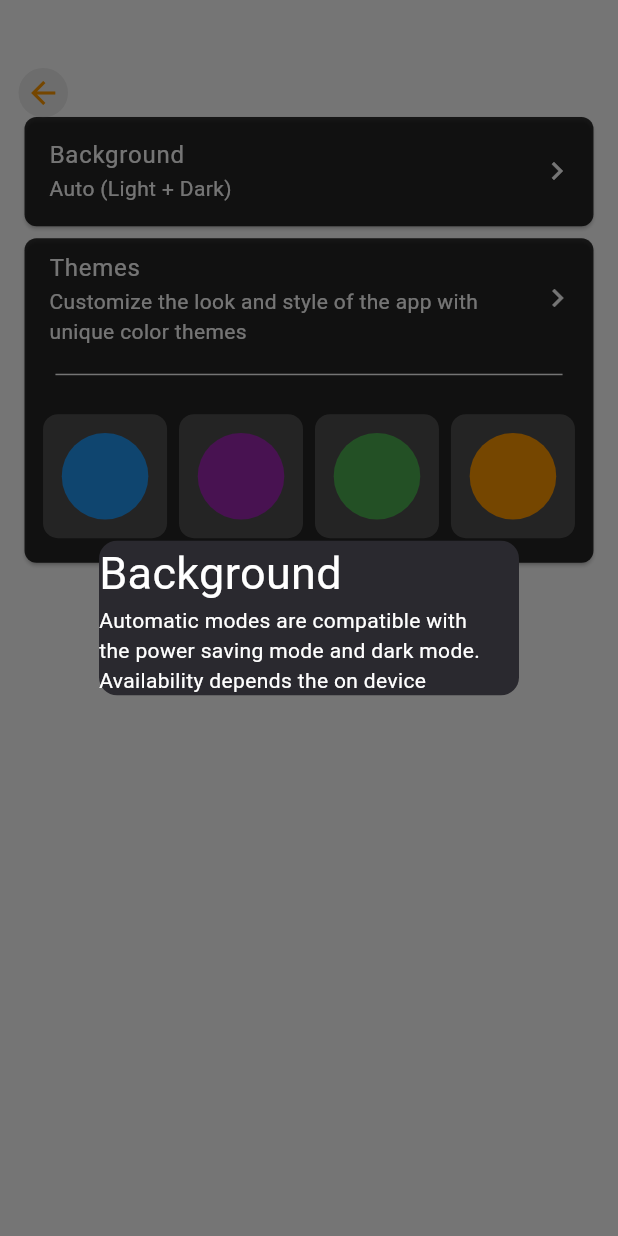
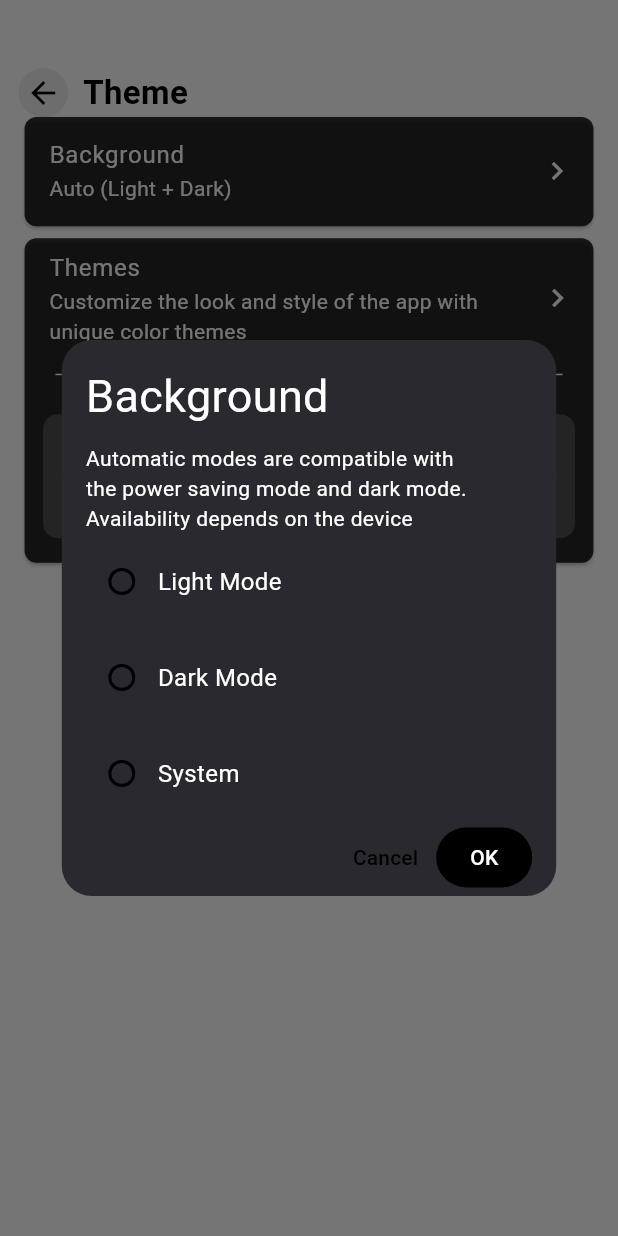
Before and after one commit to DevWahabBaloch/multi_theme_getx, a Flutter app: the screen it shows after launch, after a tap on "Background", on a phone screen of 412 x 824 dp. Run offline on Flutter 3.47's test engine with Material 3 defaults, Android fonts, the light colour scheme and no system bars; our stand-ins replace get, shared_preferences.

Commit message:
Dialog issue resolved

```diff
--- a/lib/core/theme/light_theme.dart
+++ b/lib/core/theme/light_theme.dart
@@ -3,9 +3,9 @@ import 'package:flutter/material.dart';
 final ThemeData lightTheme = ThemeData(
   useMaterial3: true,
   colorScheme: const ColorScheme.light(
-    primary: Colors.orange,
-    onPrimary: Colors.white,
-    secondary: Colors.orange,
+    primary: Colors.black,
+    onPrimary: Colors.black,
+    secondary: Colors.black,
     surface: Colors.white,
   ),
   appBarTheme: const AppBarTheme(backgroundColor: Colors.orange, titleTextStyle: TextStyle(color: Colors.white, fontSize: 20)),
--- a/lib/core/widgets/my_app_bar.dart
+++ b/lib/core/widgets/my_app_bar.dart
@@ -1,4 +1,6 @@
 import 'package:flutter/material.dart';
+import 'package:get/get.dart';
+import 'package:get/get_core/src/get_main.dart';
 
 class MyAppBar extends StatelessWidget implements PreferredSizeWidget {
   final Widget _child;
@@ -47,7 +49,7 @@ class _AppBar extends StatelessWidget implements PreferredSizeWidget {
                     child: Center(
                       child: IconButton(
                         icon: Icon(Icons.arrow_back, color: Theme.of(context).colorScheme.secondary),
-                        onPressed: () => Navigator.pop(context),
+                        onPressed: () => Get.back(),
                         padding: EdgeInsets.zero,
                       ),
                     ),
--- a/lib/features/theme_selection/presentation/controllers/radio_button_controller.dart
+++ b/lib/features/theme_selection/presentation/controllers/radio_button_controller.dart
@@ -1,10 +1,20 @@
 import 'package:get/get.dart';
+import 'package:multi_theme_getx/features/theme_selection/presentation/controllers/theme_controller.dart';
 
 class RadioButtonController extends GetxController {
-  String _themeType = 'light_mode';
-  String get themeType => _themeType;
+  String? _themeType;
+  String? get themeType => _themeType;
+  final ThemesController _themesController = Get.find<ThemesController>();
   void setThemeType(String type) {
     _themeType = type;
     update();
+
+    if (type == 'light') {
+      _themesController.setLightTheme();
+    } else if (type == 'dark') {
+      _themesController.setDarkTheme();
+    } else {
+      _themesController.setSystemTheme();
+    }
   }
 }
--- a/lib/features/theme_selection/presentation/controllers/theme_controller.dart
+++ b/lib/features/theme_selection/presentation/controllers/theme_controller.dart
@@ -1,7 +1,6 @@
 import 'dart:developer';
 import 'package:flutter/material.dart';
-import 'package:get/get_rx/get_rx.dart';
-import 'package:get/get_state_manager/src/simple/get_controllers.dart';
+import 'package:get/get.dart';
 import 'package:multi_theme_getx/core/theme/theme.dart';
 import 'package:shared_preferences/shared_preferences.dart';
 
@@ -10,6 +9,7 @@ class ThemesController extends GetxController {
   late SharedPreferences _prefs;
 
   var currentTheme = AppThemes.lightMode.obs;
+  var themeMode = ThemeMode.light.obs;
 
   @override
   void onInit() async {
@@ -27,62 +27,73 @@ class ThemesController extends GetxController {
     final savedThemeName = _prefs.getString(_themeKey) ?? 'light';
     switch (savedThemeName) {
       case 'light':
-        currentTheme.value = AppThemes.lightMode;
+        setLightTheme();
         break;
       case 'dark':
-        currentTheme.value = AppThemes.darkMode;
+        setDarkTheme();
         break;
       case 'purple':
-        currentTheme.value = AppThemes.purpleMode;
+        setPurpleTheme();
         break;
       case 'green':
-        currentTheme.value = AppThemes.greenMode;
+        setGreenTheme();
         break;
       case 'orange':
-        currentTheme.value = AppThemes.orangeMode;
+        setOrangeTheme();
         break;
       case 'blue':
-        currentTheme.value = AppThemes.blueMode;
+        setBlueTheme();
+        break;
+      case 'system':
+        setSystemTheme();
         break;
       default:
-        currentTheme.value = AppThemes.lightMode;
+        setLightTheme();
     }
   }
 
   void setTheme(String themeName, ThemeData themeData) {
     currentTheme.value = themeData;
-    log('Selected Theme Data: $themeData');
+    themeMode.value = ThemeMode.light;
     _saveThemeToPrefs(themeName);
+
+    Get.changeTheme(themeData);
+
     log('Theme changed to: $themeName');
   }
 
   void setLightTheme() {
     setTheme('light', AppThemes.lightMode);
-    log('Light theme Selected');
+    themeMode.value = ThemeMode.light;
   }
 
   void setDarkTheme() {
     setTheme('dark', AppThemes.darkMode);
-    log('Light theme Selected');
+    themeMode.value = ThemeMode.dark;
   }
 
   void setPurpleTheme() {
     setTheme('purple', AppThemes.purpleMode);
-    log('Light theme Selected');
   }
 
   void setOrangeTheme() {
     setTheme('orange', AppThemes.orangeMode);
-    log('Light theme Selected');
   }
 
   void setGreenTheme() {
     setTheme('green', AppThemes.greenMode);
-    log('Light theme Selected');
   }
 
   void setBlueTheme() {
     setTheme('blue', AppThemes.blueMode);
-    log('Light theme Selected');
+  }
+
+  void setSystemTheme() {
+    themeMode.value = ThemeMode.system;
+    _saveThemeToPrefs('system');
+
+    Get.changeThemeMode(ThemeMode.system);
+
+    log('System theme selected');
   }
 }
--- a/lib/features/theme_selection/presentation/pages/theme_page.dart
+++ b/lib/features/theme_selection/presentation/pages/theme_page.dart
@@ -1,6 +1,5 @@
 import 'package:flutter/material.dart';
 import 'package:get/get.dart';
-import 'package:get/get_core/get_core.dart';
 import 'package:get/get_state_manager/src/simple/get_view.dart';
 import 'package:multi_theme_getx/core/widgets/my_app_bar.dart';
 import 'package:multi_theme_getx/features/theme_selection/presentation/controllers/theme_controller.dart';
--- a/lib/features/theme_selection/presentation/widgets/theme_selection_dialog.dart
+++ b/lib/features/theme_selection/presentation/widgets/theme_selection_dialog.dart
@@ -1,23 +1,92 @@
 import 'package:flutter/material.dart';
+import 'package:get/get.dart';
+import 'package:multi_theme_getx/features/theme_selection/presentation/controllers/radio_button_controller.dart';
+import 'package:multi_theme_getx/features/theme_selection/presentation/widgets/theme_selection_radio_button.dart';
 
-class ThemeSelectionDialog extends StatelessWidget {
+class ThemeSelectionDialog extends StatefulWidget {
   const ThemeSelectionDialog({super.key});
 
   @override
+  ThemeSelectionDialogState createState() => ThemeSelectionDialogState();
+}
+
+class ThemeSelectionDialogState extends State<ThemeSelectionDialog> {
+  String? _tempSelectedTheme;
+
+  @override
+  void initState() {
+    super.initState();
+    _tempSelectedTheme = Get.find<RadioButtonController>().themeType;
+  }
+
+  @override
   Widget build(BuildContext context) {
+    double height = MediaQuery.sizeOf(context).height;
+    double width = MediaQuery.sizeOf(context).width;
+
     return Dialog(
       backgroundColor: Color(0xff2a292f),
-      shape: RoundedRectangleBorder(borderRadius: BorderRadius.circular(12)),
+      shape: RoundedRectangleBorder(borderRadius: BorderRadius.circular(20)),
+      child: SizedBox(
+        width: width * 0.8,
+        height: height * 0.45,
+        child: Padding(
+          padding: const EdgeInsets.all(16.0),
           child: Column(
             crossAxisAlignment: CrossAxisAlignment.start,
             mainAxisSize: MainAxisSize.min,
             children: [
               Text('Background', style: TextStyle(fontSize: 30.0, color: Colors.white)),
+              SizedBox(height: 10),
               Text(
-            'Automatic modes are compatible with\nthe power saving mode and dark mode.\nAvailability depends the on device',
+                'Automatic modes are compatible with\nthe power saving mode and dark mode.\nAvailability depends on the device',
                 style: TextStyle(color: Colors.white),
               ),
+              ThemeSelectionRadioButton(
+                value: 'light',
+                title: 'Light Mode',
+                selectedValue: _tempSelectedTheme,
+                onChanged: (value) => setState(() => _tempSelectedTheme = value),
+              ),
+              ThemeSelectionRadioButton(
+                value: 'dark',
+                title: 'Dark Mode',
+                selectedValue: _tempSelectedTheme,
+                onChanged: (value) => setState(() => _tempSelectedTheme = value),
+              ),
+              ThemeSelectionRadioButton(
+                value: 'system',
+                title: 'System',
+                selectedValue: _tempSelectedTheme,
+                onChanged: (value) => setState(() => _tempSelectedTheme = value),
+              ),
+              Row(
+                mainAxisAlignment: MainAxisAlignment.end,
+                children: [
+                  TextButton(
+                    onPressed: () {
+                      Get.back();
+                    },
+                    child: Text('Cancel', style: TextStyle(color: Theme.of(context).colorScheme.secondary)),
+                  ),
+                  TextButton(
+                    onPressed: () {
+                      if (_tempSelectedTheme != null) {
+                        Get.find<RadioButtonController>().setThemeType(_tempSelectedTheme!);
+                      }
+                      Get.back();
+                    },
+                    style: TextButton.styleFrom(
+                      backgroundColor: Theme.of(context).colorScheme.secondary,
+                      padding: EdgeInsets.symmetric(horizontal: 20, vertical: 8),
+                    ),
+                    child: Text('OK', style: TextStyle(color: Colors.white)),
+                  ),
                 ],
+              ),
+            ],
+          ),
+        ),
       ),
     );
   }
--- a/lib/features/theme_selection/presentation/widgets/theme_selection_radio_button.dart
+++ b/lib/features/theme_selection/presentation/widgets/theme_selection_radio_button.dart
@@ -1,17 +1,38 @@
-// import 'package:flutter/material.dart';
-// import 'package:get/get_state_manager/src/simple/get_state.dart';
-// import 'package:multi_theme_getx/features/theme_selection/presentation/controllers/radio_button_controller.dart';
+import 'package:flutter/material.dart';
 
-// class ThemeSelectionRadioButton extends StatelessWidget {
-//   final String value;
-//   const ThemeSelectionRadioButton({super.key});
+class ThemeSelectionRadioButton extends StatelessWidget {
+  final String value;
+  final String title;
+  final String? selectedValue;
+  final ValueChanged<String> onChanged;
 
-//   @override
-//   Widget build(BuildContext context) {
-//     return GetBuilder<RadioButtonController>(builder: (controller) {
-//       return Row(children: [
-//         Radio(value: value, groupValue: groupValue, onChanged: onChanged)
-//       ],);
-//     },);
-//   }
-// }
+  const ThemeSelectionRadioButton({
+    super.key,
+    required this.value,
+    required this.title,
+    required this.selectedValue,
+    required this.onChanged,
+  });
+
+  @override
+  Widget build(BuildContext context) {
+    return Padding(
+      padding: const EdgeInsets.symmetric(vertical: 8.0),
+      child: Row(
+        mainAxisSize: MainAxisSize.min,
+        children: [
+          Radio<String>(
+            value: value,
+            groupValue: selectedValue,
+            onChanged: (newValue) {
+              if (newValue != null) {
+                onChanged(newValue);
+              }
+            },
+          ),
+          Text(title, style: TextStyle(color: Colors.white, fontSize: 16)),
+        ],
+      ),
+    );
+  }
+}
--- a/lib/main.dart
+++ b/lib/main.dart
@@ -1,10 +1,14 @@
 import 'package:flutter/material.dart';
+import 'package:flutter/services.dart';
 import 'package:get/get.dart';
+import 'package:multi_theme_getx/features/theme_selection/presentation/controllers/radio_button_controller.dart';
 import 'package:multi_theme_getx/features/theme_selection/presentation/controllers/theme_controller.dart';
 import 'package:multi_theme_getx/my_app.dart';
 
 void main() async {
   WidgetsFlutterBinding.ensureInitialized();
   Get.put(ThemesController());
+  Get.put(RadioButtonController());
+  SystemChrome.setSystemUIOverlayStyle(SystemUiOverlayStyle(statusBarColor: Colors.transparent));
   runApp(const MyApp());
 }
--- a/lib/my_app.dart
+++ b/lib/my_app.dart
@@ -1,6 +1,7 @@
 import 'package:flutter/material.dart';
 import 'package:get/get.dart';
 import 'package:multi_theme_getx/core/bindings/initial_bindings.dart';
+import 'package:multi_theme_getx/core/theme/theme.dart';
 import 'package:multi_theme_getx/features/theme_selection/presentation/controllers/theme_controller.dart';
 import 'package:multi_theme_getx/features/theme_selection/presentation/pages/theme_page.dart';
 
@@ -9,10 +10,11 @@ class MyApp extends StatelessWidget {
 
   @override
   Widget build(BuildContext context) {
-    final ThemesController themeController = Get.find<ThemesController>();
     return Obx(
       () => GetMaterialApp(
-        theme: themeController.currentTheme.value,
+        theme: ThemesController().currentTheme.value,
+        darkTheme: AppThemes.darkMode,
+        themeMode: ThemesController().themeMode.value,
         smartManagement: SmartManagement.full,
         initialBinding: InitialBindings(),
         debugShowCheckedModeBanner: false,
```
Lines whose indentation alone changed are shown as unchanged.
